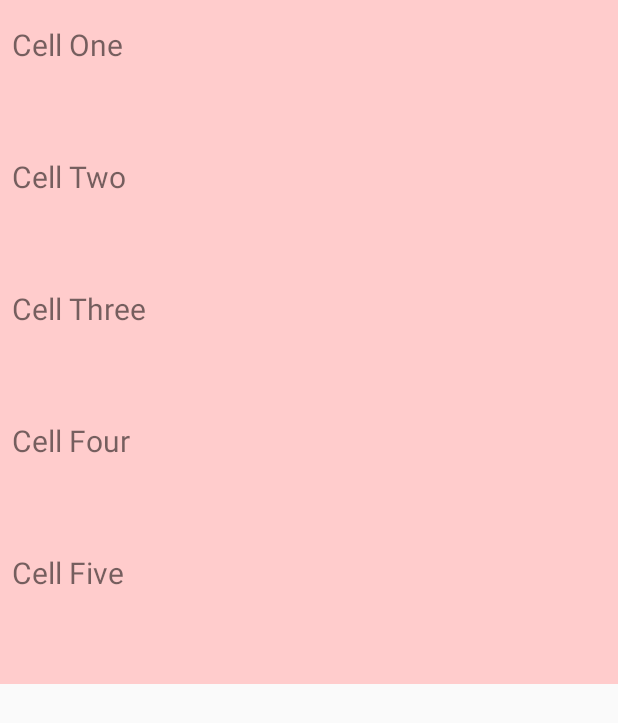
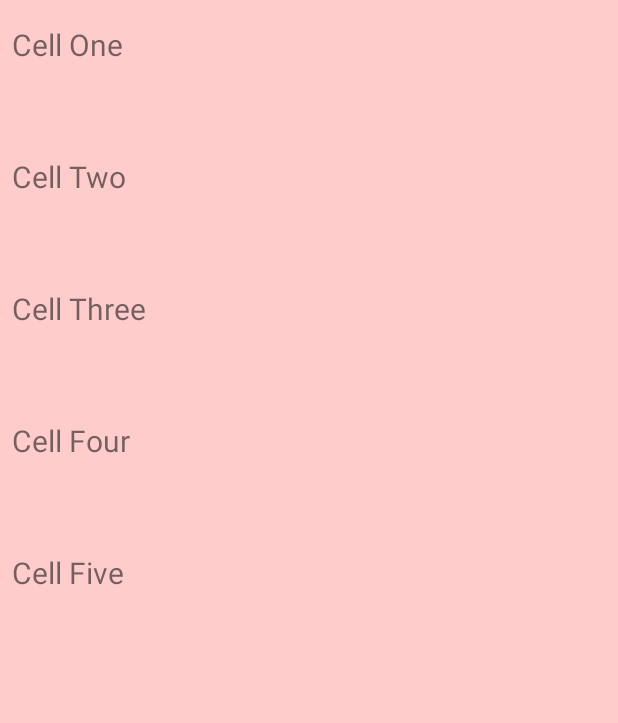
Before and after one commit to JoshBrudnak/Dueto, an Android app: the layout fragment_reposts.xml on its own in the app's theme, with its tools: preview values and no code run, on a phone screen of 412 x 824 dp. Shown: the top 723 px of the screen. Run offline under Robolectric (Android 15) with nearby library versions, the phone set to English and light mode, and no system bars.

Commit message:
all glitches fixed.
moving to main activity in next commit

```diff
--- a/Android/Dueto/app/src/main/java/dueto/dueto/PostsFragment.java
+++ b/Android/Dueto/app/src/main/java/dueto/dueto/PostsFragment.java
@@ -2,13 +2,18 @@ package dueto.dueto;
 
 import android.content.Context;
 import android.content.Intent;
+import android.graphics.Canvas;
 import android.os.Bundle;
 import android.app.Fragment;
 import android.support.annotation.Nullable;
 import android.view.LayoutInflater;
 import android.view.View;
 import android.view.ViewGroup;
+import android.widget.LinearLayout;
 import android.widget.ListView;
+import android.widget.RelativeLayout;
+import android.widget.ScrollView;
+
 import java.util.ArrayList;
 import dueto.dueto.templates.ProfileCell;
 import dueto.dueto.templates.ProfileListAdapter;
@@ -57,7 +62,6 @@ public class PostsFragment extends Fragment {
 
     }
 
-    @Override
     public View onCreateView(LayoutInflater inflater, ViewGroup container, Bundle savedInstanceState) {
         // Inflate the layout for this fragment
         View view = inflater.inflate(R.layout.fragment_posts, container, false);
--- a/Android/Dueto/app/src/main/java/dueto/dueto/UserProfileActivity.java
+++ b/Android/Dueto/app/src/main/java/dueto/dueto/UserProfileActivity.java
@@ -32,8 +32,6 @@ public class UserProfileActivity extends AppCompatActivity{
         editProfile = (ImageButton) findViewById(R.id.editButton);
         editMusic = (ImageButton) findViewById(R.id.musicButton);
         scrollView = (ScrollView) findViewById(R.id.userScroll);
-
-        scrollView.scrollTo(0, 0);
 
         TextView newName = (TextView) findViewById(R.id.profileName);
         newName.setText(getIntent().getStringExtra("name"));
--- a/Android/Dueto/app/src/main/java/dueto/dueto/templates/ProfileListAdapter.java
+++ b/Android/Dueto/app/src/main/java/dueto/dueto/templates/ProfileListAdapter.java
@@ -122,12 +122,15 @@ public class ProfileListAdapter extends ArrayAdapter<ProfileCell> {
                     holder.video.setVideoURI(videoUri);
                     holder.thumbnail.setVisibility(View.INVISIBLE);
 
+                    holder.video.requestFocus();
                     holder.video.setOnPreparedListener(new MediaPlayer.OnPreparedListener() {
                         @SuppressLint("ClickableViewAccessibility")
                         @Override
                         public void onPrepared(MediaPlayer mp) {
                             mp.setLooping(true);
-                            holder.video.requestFocus();
+
+                            int yPos = holder.video.getBottom();
+                            holder.video.scrollTo(0, yPos);
                             holder.video.start();
 
                             holder.video.setOnTouchListener(new View.OnTouchListener() {
--- a/Android/Dueto/app/src/main/res/layout/activity_user_profile.xml
+++ b/Android/Dueto/app/src/main/res/layout/activity_user_profile.xml
@@ -2,7 +2,7 @@
 <ScrollView xmlns:android="http://schemas.android.com/apk/res/android"
     android:id="@+id/userScroll"
     android:layout_width="match_parent"
-    android:layout_height="wrap_content"
+    android:layout_height="match_parent"
     android:cacheColorHint="#00000000"
     android:fillViewport="true">
 
@@ -12,6 +12,7 @@
         android:id="@+id/content_add_image"
         android:layout_width="match_parent"
         android:layout_height="wrap_content"
+        android:focusable="true"
         android:focusableInTouchMode="true"
         android:orientation="vertical"
         app:layout_behavior="@string/appbar_scrolling_view_behavior"
--- a/Android/Dueto/app/src/main/res/layout/fragment_posts.xml
+++ b/Android/Dueto/app/src/main/res/layout/fragment_posts.xml
@@ -4,7 +4,7 @@
     xmlns:tools="http://schemas.android.com/tools"
     android:id="@android:id/list"
     android:orientation="vertical"
-    android:focusableInTouchMode="false"
+    android:descendantFocusability="blocksDescendants"
     android:cacheColorHint="#00000000"
     android:layout_width="match_parent"
     android:layout_height="match_parent"
@@ -14,7 +14,7 @@
         android:layout_width="match_parent"
         android:layout_height="wrap_content"
         android:clickable="true"
-        android:focusable="true"
+        android:focusable="false"
         android:cacheColorHint="#00000000"
         android:layout_alignParentTop="true"
         android:layout_alignParentStart="true"
--- a/Android/Dueto/app/src/main/res/layout/fragment_reposts.xml
+++ b/Android/Dueto/app/src/main/res/layout/fragment_reposts.xml
@@ -1,7 +1,7 @@
 <android.support.constraint.ConstraintLayout xmlns:android="http://schemas.android.com/apk/res/android"
     xmlns:tools="http://schemas.android.com/tools"
     android:layout_width="match_parent"
-    android:layout_height="wrap_content"
+    android:layout_height="match_parent"
     android:background="@color/Pink"
     xmlns:app="http://schemas.android.com/apk/res-auto"
     tools:context="dueto.dueto.RepostsFragment">
--- a/Android/Dueto/app/src/main/res/layout/profile_adapter.xml
+++ b/Android/Dueto/app/src/main/res/layout/profile_adapter.xml
@@ -29,7 +29,6 @@
             android:layout_marginBottom="8dp"
             android:layout_marginEnd="8dp"
             android:clickable="true"
-            android:focusable="true"
             app:layout_constraintBottom_toBottomOf="parent"
             app:layout_constraintEnd_toEndOf="parent"
             app:layout_constraintHorizontal_bias="0.0"
```
